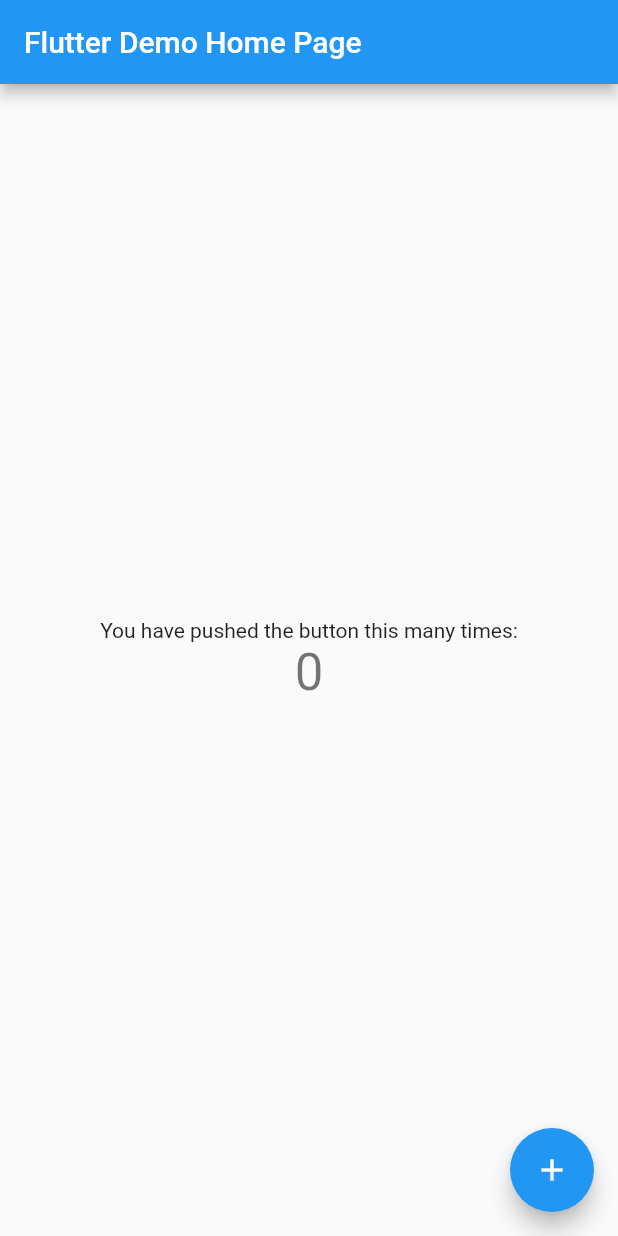
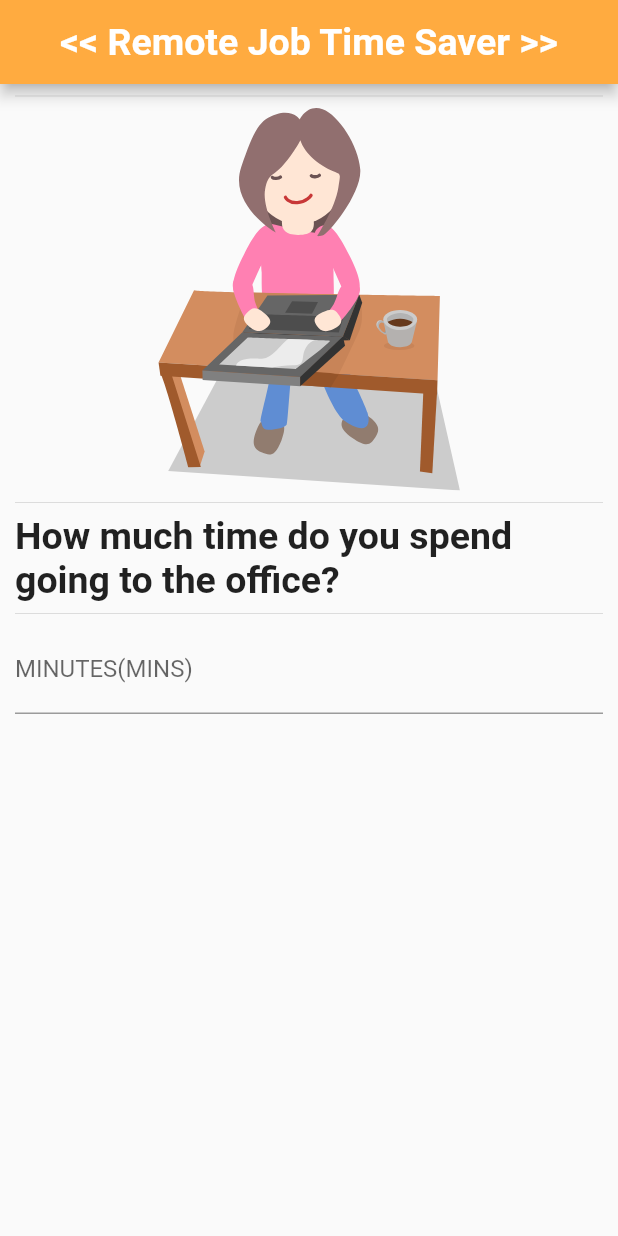
Before and after one commit to prfigueiredo/time_saver, a Flutter app: the screen it shows after launch, on a phone screen of 412 x 824 dp. Run offline on Flutter 3.47's test engine with Material 2 defaults, Android fonts, the light colour scheme and no system bars; our stand-ins replace flutter_svg.

Commit message:
Second commit

```diff
--- /dev/null
+++ b/lib/Model/model_page.dart
@@ -0,0 +1,4 @@
+//Model (Model-View-Presenter pattern)
+class Model{
+
+}
--- /dev/null
+++ b/lib/Presenter/presenter_page.dart
@@ -0,0 +1,4 @@
+// Presenter (Model-View-Presenter pattern)
+class Presenter{
+
+}
--- /dev/null
+++ b/lib/View/home_page.dart
@@ -0,0 +1,52 @@
+import 'package:flutter/material.dart';
+import 'package:flutter_svg/flutter_svg.dart';
+
+//View (Model-View-Presenter pattern)
+class Home extends StatefulWidget {
+  const Home({Key? key}) : super(key: key);
+
+  @override
+  State<Home> createState() => _HomeState();
+}
+
+class _HomeState extends State<Home> {
+  @override
+  Widget build(BuildContext context) {
+    return Scaffold(
+      appBar: AppBar(
+        title: const Text(
+          '<< Remote Job Time Saver >>',
+          style: TextStyle(fontSize: 25, fontWeight: FontWeight.bold),
+        ),
+        backgroundColor: Colors.orangeAccent,
+        centerTitle: true,
+      ),
+      body: SingleChildScrollView(
+        padding: const EdgeInsets.fromLTRB(10, 0, 10, 0),
+        child: Column(
+          crossAxisAlignment: CrossAxisAlignment.stretch,
+          children: [
+            const Divider(),
+            SvgPicture.asset(
+              'assets/remote.svg',
+              height: 255,
+            ),
+            const Divider(),
+            Text(
+              'How much time do you spend going to the office?',
+              style: TextStyle(fontWeight: FontWeight.bold, fontSize: 25),
+            ),
+            const Divider(),
+            TextField(
+              keyboardType: TextInputType.number,
+              decoration: InputDecoration(
+                labelText: 'MINUTES(MINS)',
+              ),
+              textAlign: TextAlign.center,
+            ),
+          ],
+        ),
+      ),
+    );
+  }
+}
--- a/lib/main.dart
+++ b/lib/main.dart
@@ -1,115 +1,8 @@
 import 'package:flutter/material.dart';
+import 'package:time_saver/View/home_page.dart';
 
 void main() {
-  runApp(const MyApp());
+  runApp(MaterialApp(
+    home: Home(),
+  ));
 }
-
-class MyApp extends StatelessWidget {
-  const MyApp({super.key});
-
-  // This widget is the root of your application.
-  @override
-  Widget build(BuildContext context) {
-    return MaterialApp(
-      title: 'Flutter Demo',
-      theme: ThemeData(
-        // This is the theme of your application.
-        //
-        // Try running your application with "flutter run". You'll see the
-        // application has a blue toolbar. Then, without quitting the app, try
-        // changing the primarySwatch below to Colors.green and then invoke
-        // "hot reload" (press "r" in the console where you ran "flutter run",
-        // or simply save your changes to "hot reload" in a Flutter IDE).
-        // Notice that the counter didn't reset back to zero; the application
-        // is not restarted.
-        primarySwatch: Colors.blue,
-      ),
-      home: const MyHomePage(title: 'Flutter Demo Home Page'),
-    );
-  }
-}
-
-class MyHomePage extends StatefulWidget {
-  const MyHomePage({super.key, required this.title});
-
-  // This widget is the home page of your application. It is stateful, meaning
-  // that it has a State object (defined below) that contains fields that affect
-  // how it looks.
-
-  // This class is the configuration for the state. It holds the values (in this
-  // case the title) provided by the parent (in this case the App widget) and
-  // used by the build method of the State. Fields in a Widget subclass are
-  // always marked "final".
-
-  final String title;
-
-  @override
-  State<MyHomePage> createState() => _MyHomePageState();
-}
-
-class _MyHomePageState extends State<MyHomePage> {
-  int _counter = 0;
-
-  void _incrementCounter() {
-    setState(() {
-      // This call to setState tells the Flutter framework that something has
-      // changed in this State, which causes it to rerun the build method below
-      // so that the display can reflect the updated values. If we changed
-      // _counter without calling setState(), then the build method would not be
-      // called again, and so nothing would appear to happen.
-      _counter++;
-    });
-  }
-
-  @override
-  Widget build(BuildContext context) {
-    // This method is rerun every time setState is called, for instance as done
-    // by the _incrementCounter method above.
-    //
-    // The Flutter framework has been optimized to make rerunning build methods
-    // fast, so that you can just rebuild anything that needs updating rather
-    // than having to individually change instances of widgets.
-    return Scaffold(
-      appBar: AppBar(
-        // Here we take the value from the MyHomePage object that was created by
-        // the App.build method, and use it to set our appbar title.
-        title: Text(widget.title),
-      ),
-      body: Center(
-        // Center is a layout widget. It takes a single child and positions it
-        // in the middle of the parent.
-        child: Column(
-          // Column is also a layout widget. It takes a list of children and
-          // arranges them vertically. By default, it sizes itself to fit its
-          // children horizontally, and tries to be as tall as its parent.
-          //
-          // Invoke "debug painting" (press "p" in the console, choose the
-          // "Toggle Debug Paint" action from the Flutter Inspector in Android
-          // Studio, or the "Toggle Debug Paint" command in Visual Studio Code)
-          // to see the wireframe for each widget.
-          //
-          // Column has various properties to control how it sizes itself and
-          // how it positions its children. Here we use mainAxisAlignment to
-          // center the children vertically; the main axis here is the vertical
-          // axis because Columns are vertical (the cross axis would be
-          // horizontal).
-          mainAxisAlignment: MainAxisAlignment.center,
-          children: <Widget>[
-            const Text(
-              'You have pushed the button this many times:',
-            ),
-            Text(
-              '$_counter',
-              style: Theme.of(context).textTheme.headlineMedium,
-            ),
-          ],
-        ),
-      ),
-      floatingActionButton: FloatingActionButton(
-        onPressed: _incrementCounter,
-        tooltip: 'Increment',
-        child: const Icon(Icons.add),
-      ), // This trailing comma makes auto-formatting nicer for build methods.
-    );
-  }
-}
```
Also changed, not shown: pubspec.yaml (+4 -3 lines), assets/remote.svg (added), pubspec.lock, 1 other file.
